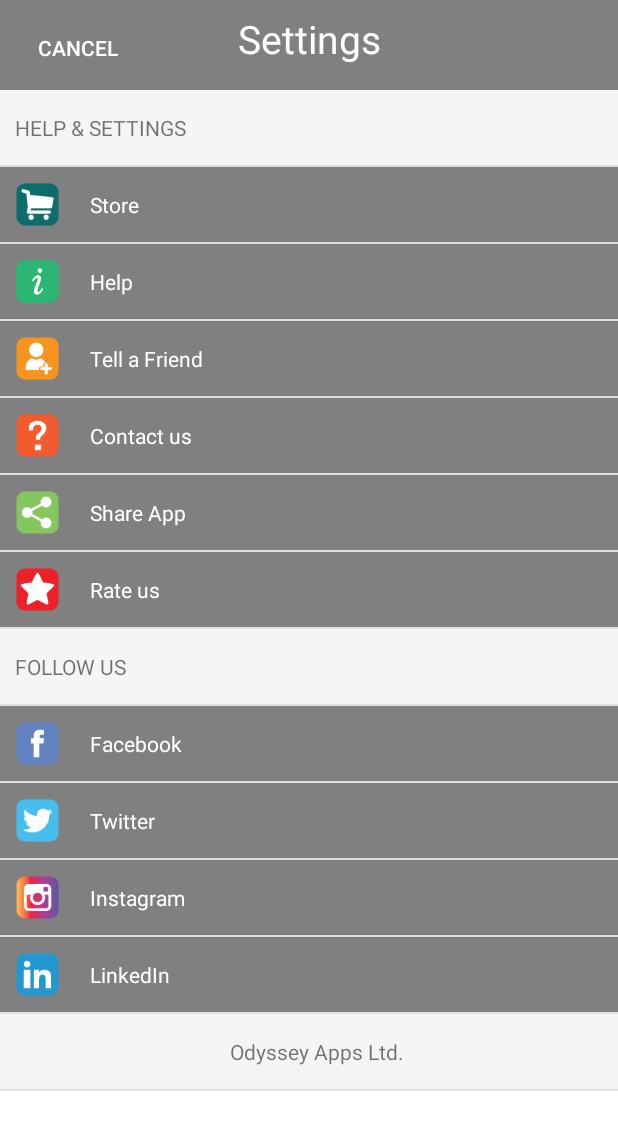
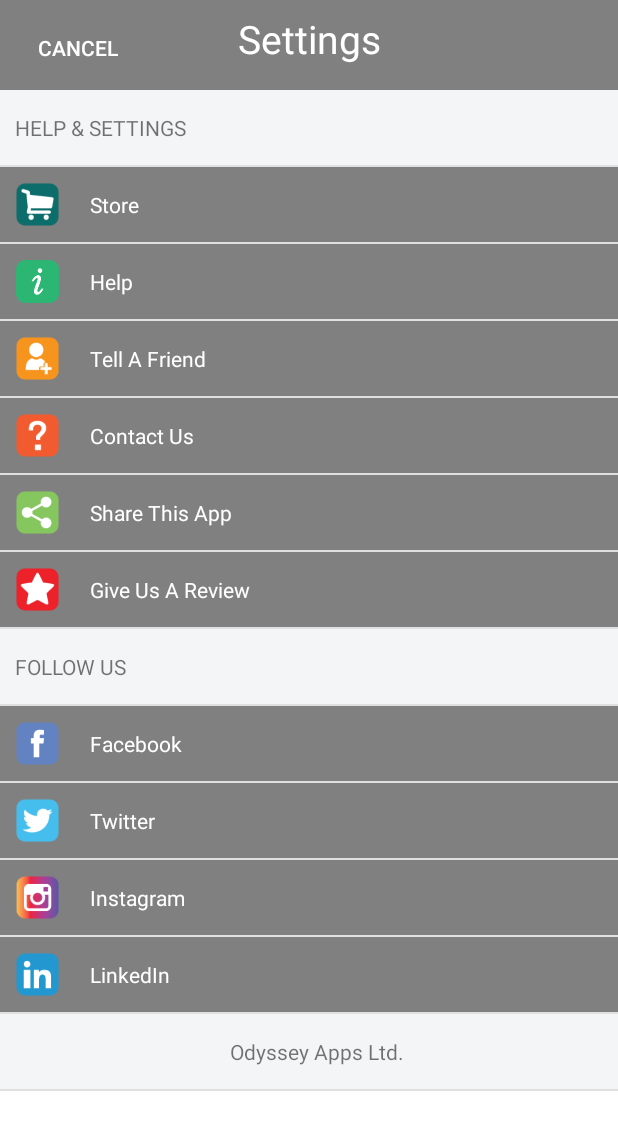
Before and after one commit to odysseyappsltd/CollagingPic, an Android app: the SettingsActivity screen opened directly, with no data from a screen before it, on a phone screen of 412 x 824 dp. Shown: the top 1130 px of the screen. Run offline under Robolectric (Android 15) with nearby library versions, the phone set to English and light mode, and no system bars.

Commit message:
prepare to signing apk

```diff
--- a/app/src/main/java/com/odyssey/apps/Settings/SettingModel.java
+++ b/app/src/main/java/com/odyssey/apps/Settings/SettingModel.java
@@ -27,7 +27,7 @@ public class SettingModel {
     }
 
 
-    void pushURL(Context context , String url){
+    public void pushURL(Context context , String url){
         Intent browserIntent = new Intent(Intent.ACTION_VIEW, Uri.parse(url));
         context.startActivity(browserIntent);
     }
--- a/app/src/main/java/com/odyssey/apps/StaticClasses/NotiData.java
+++ b/app/src/main/java/com/odyssey/apps/StaticClasses/NotiData.java
@@ -21,6 +21,7 @@ public class NotiData {
     public final String TIME_TO_PICK_SHADE_VALUE = "shadevaluepicker";
     public final String TIME_TO_PICK_ASPECT_VALUE = "pickaspectvalue";
     public final String SOMETHING_JUST_PURCHASED = "Purchased";
+    public final String TIME_TO_RUN_HELP_SCREEN = "helpscreen";
 
 
 
--- a/app/src/main/java/com/odyssey/apps/collagingpic/starting/AdScreenActivity.java
+++ b/app/src/main/java/com/odyssey/apps/collagingpic/starting/AdScreenActivity.java
@@ -6,6 +6,8 @@ import android.view.View;
 import android.widget.AdapterView;
 import android.widget.ListView;
 
+import com.odyssey.apps.Settings.SettingModel;
+import com.odyssey.apps.Settings.SettingsActivity;
 import com.odyssey.apps.collagingpic.R;
 
 /**
@@ -74,6 +76,7 @@ public class AdScreenActivity extends AppCompatActivity {
                 if (position == 1){
 
                     System.out.println("Photo vault");
+                    SettingModel.getSharedInstance().pushURL(AdScreenActivity.this,"https://play.google.com/store/apps/details?id=com.odyssey.apps.cutpastephoto");
 
                 }
 
--- a/app/src/main/java/com/odyssey/apps/collagingpic/starting/CustomAdapter.java
+++ b/app/src/main/java/com/odyssey/apps/collagingpic/starting/CustomAdapter.java
@@ -19,7 +19,7 @@ public class CustomAdapter extends BaseAdapter {
     LayoutInflater inflater;
 
     int[] Images  = new int[]{R.drawable.collage, R.drawable.slideshow};
-    String[] Names  = new String[]{"Photo Collage","Photo Vault"};
+    String[] Names  = new String[]{"Photo Collage","Cut Paste Photo"};
 
     public CustomAdapter(Context context){
         this.context = context;
--- a/app/src/main/java/com/odyssey/apps/collagingpic/starting/HomeActivity.java
+++ b/app/src/main/java/com/odyssey/apps/collagingpic/starting/HomeActivity.java
@@ -699,7 +699,8 @@ public class HomeActivity extends AppCompatActivity {
                             try {
                                 Bitmap bitmap = MediaStore.Images.Media.getBitmap(this.getContentResolver(), editedImageUri);
                                 int t = MultiTouchListener.getTag();
-                                ImageView iv = (ImageView) rootLayout.findViewWithTag(t);
+                                CardView cv = (CardView) rootLayout.findViewWithTag(t);
+                                ImageView iv = (ImageView) cv.getChildAt(0);
                                 iv.setImageBitmap(bitmap);
                             } catch (IOException e) {
                                 e.printStackTrace();
--- a/app/src/main/res/values/strings.xml
+++ b/app/src/main/res/values/strings.xml
@@ -1,15 +1,15 @@
 <resources>
-    <string name="app_name">Collaging Pic</string>
+    <string name="app_name">Collaging Photo</string>
     <string name="RestoreToast">Your in-app billing has been restored</string>
     <string name="BuyPro">Buy</string>
     <string name="Cancel">Cancel</string>
     <string name="PRO_VERSION">Get Pro Features</string>
     <string name="HelpSettings">HELP &amp; SETTINGS</string>
     <string name="Help">Help</string>
-    <string name="TellAFriend">Tell a Friend</string>
-    <string name="ContactUs">Contact us</string>
-    <string name="ShareApp">Share App</string>
-    <string name="RateUs">Rate us</string>
+    <string name="TellAFriend">Tell A Friend</string>
+    <string name="ContactUs">Contact Us</string>
+    <string name="ShareApp">Share This App</string>
+    <string name="RateUs">Give Us A Review</string>
     <string name="Font">Font</string>
     <string name="FollowUs">FOLLOW US</string>
     <string name="Facebook">Facebook</string>
@@ -41,10 +41,7 @@
     <string name="Done">Done</string>
     <string name="Filter">Filter</string>
     <string name="SuccessfullySavePhotoAlbum">Successfully Saved to Photo Album</string>
-    <string name="GoSettingsMsg">Need access to Photos and Storage\n
-Let ColagingPic Access your Photos and Storage to create and save edited photos. You can always change your permission by going to Settings / Apps / Collaging Photo  / Permissions.</string>
-
-
+    <string name="GoSettingsMsg">Need access to Photos and Storage\n Let ColagingPic Access your Photos and Storage to create and save edited photos. You can always change your permission by going to Settings / Apps / Collaging Photo / Permissions.</string>
     <!-- newly added -->
     <string name="Share_Title">Share</string>
 
```
Also changed, not shown: app/src/main/java/com/odyssey/apps/Settings/SettingsActivity.java (+4 -5 lines), app/src/main/java/com/odyssey/apps/collagingpic/skeleton/SkeletonActivity.java (+21 -0 lines), app/src/main/java/com/odyssey/apps/collagingpic/starting/MultiTouchListener.java (+10 -5 lines).
